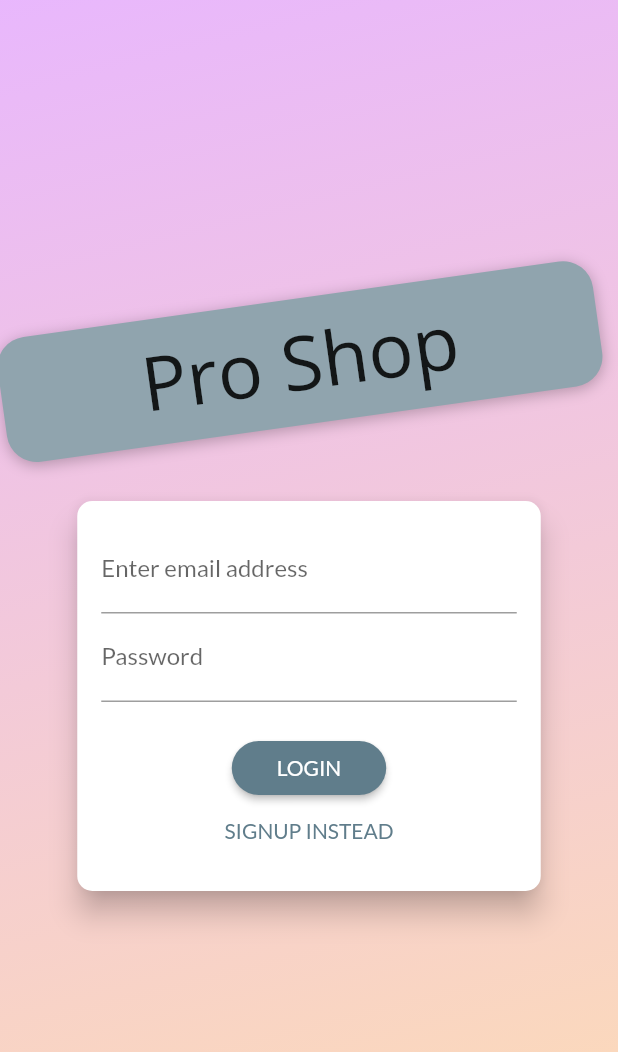
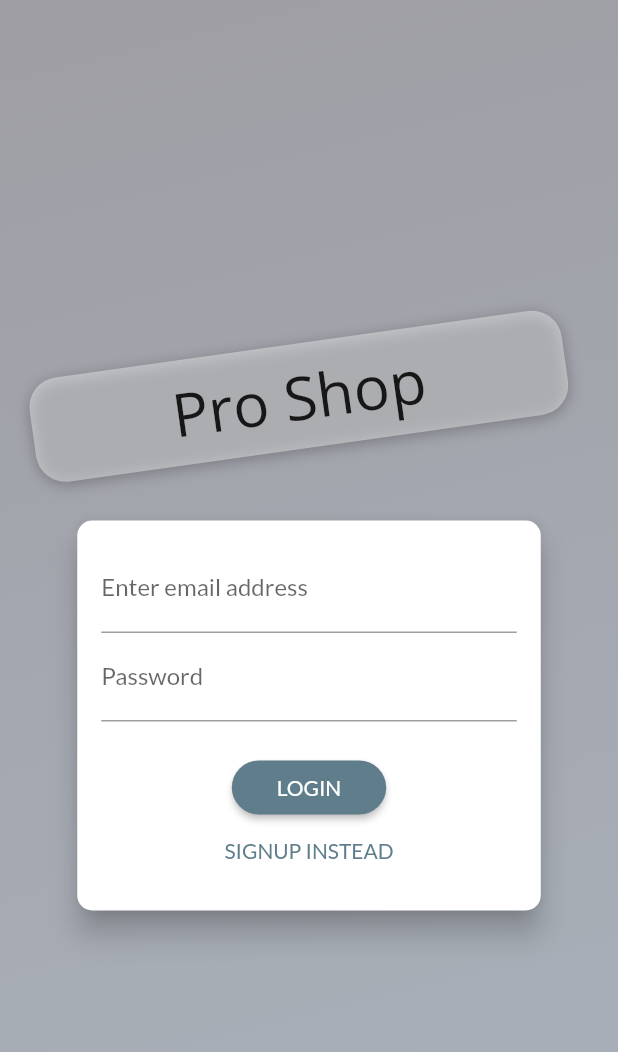
Before and after one commit to crew-guy/shop_app, a Flutter app: the AuthScreen screen opened by its route, on a phone screen of 412 x 824 dp. Shown: the top 1052 px of the screen. Run offline on Flutter 3.47's test engine with Material 2 defaults, Android fonts, the phone set to English and light mode, and no system bars.

Commit message:
auth is home now

```diff
--- a/lib/main.dart
+++ b/lib/main.dart
@@ -39,7 +39,7 @@ class MyApp extends StatelessWidget {
           fontFamily: 'Lato',
         ),
         home: AuthScreen(),
-        initialRoute: ProductsOverviewScreen.routeName,
+        initialRoute: AuthScreen.routeName,
         routes: {
           AuthScreen.routeName: (ctx) => AuthScreen(),
           ProductsOverviewScreen.routeName: (ctx) => ProductsOverviewScreen(),
--- a/lib/screens/auth_screen.dart
+++ b/lib/screens/auth_screen.dart
@@ -16,8 +16,8 @@ class AuthScreen extends StatelessWidget {
             decoration: BoxDecoration(
               gradient: LinearGradient(
                 colors: [
-                  Color.fromRGBO(215, 117, 255, 1).withOpacity(0.5),
-                  Color.fromRGBO(255, 188, 117, 1).withOpacity(0.5),
+                  Color.fromRGBO(67, 66, 78, 1).withOpacity(0.5),
+                  Color.fromRGBO(89, 103, 122, 1).withOpacity(0.5),
                 ],
                 begin: Alignment.topLeft,
                 end: Alignment.bottomCenter,
@@ -27,6 +27,7 @@ class AuthScreen extends StatelessWidget {
           ),
           SingleChildScrollView(
             child: Container(
+              margin: EdgeInsets.all(20.0),
               height: deviceSize.height,
               width: deviceSize.width,
               child: Column(
@@ -42,7 +43,7 @@ class AuthScreen extends StatelessWidget {
                           ..translate(-10.0),
                         decoration: BoxDecoration(
                           borderRadius: BorderRadius.circular(20),
-                          color: Colors.blueGrey.shade300,
+                          color: Colors.white38,
                           boxShadow: [
                             BoxShadow(
                               blurRadius: 8,
@@ -56,7 +57,7 @@ class AuthScreen extends StatelessWidget {
                           style: TextStyle(
                             fontFamily: 'OpenSans',
                             fontWeight: FontWeight.normal,
-                            fontSize: 50.0,
+                            fontSize: 40.0,
                             color:
                                 Theme.of(context).accentTextTheme.title?.color,
                           ),
```
